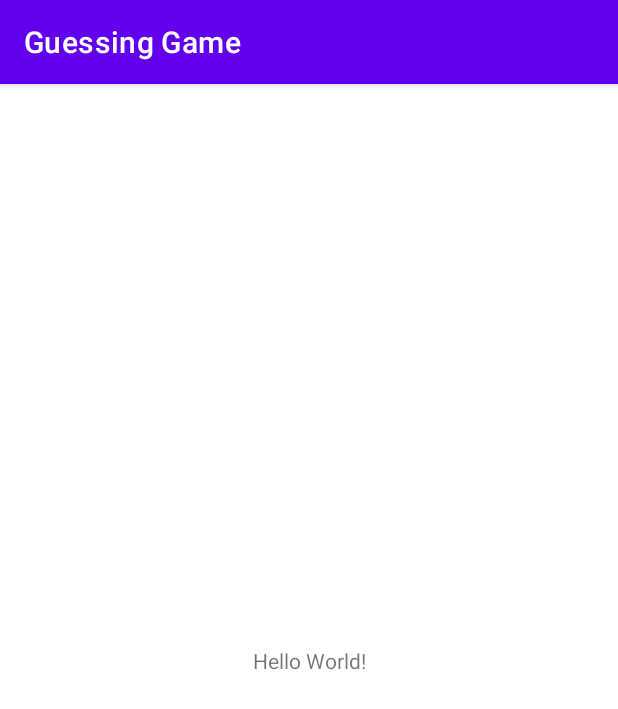
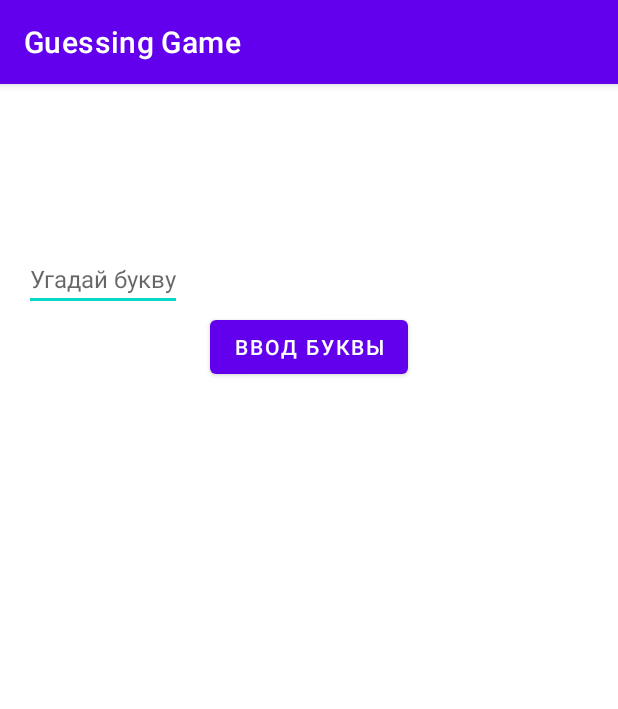
Before and after one commit to Greg2089/GuessingGame, an Android app: the screen it shows after launch (MainActivity), on a phone screen of 412 x 824 dp. Shown: the top 709 px of the screen. Run offline under Robolectric (Android 15) with nearby library versions, the phone set to English and light mode, and no system bars.

Commit message:
1) Готов макет для GameFragment и создан nav_graph

```diff
--- /dev/null
+++ b/app/src/main/java/com/hfad/guessinggame/GameFragment.kt
@@ -0,0 +1,29 @@
+package com.hfad.guessinggame
+
+import android.os.Bundle
+import androidx.fragment.app.Fragment
+import android.view.LayoutInflater
+import android.view.View
+import android.view.ViewGroup
+import com.hfad.guessinggame.databinding.FragmentGameBinding
+
+
+class GameFragment : Fragment() {
+    /*Объявил _binding и свойство binding.
+    * Получаем доступ к _binding, используя свойство привязки.
+    *  Если _binding не равен нулю, он возвращает _binding,
+    * если _binding равен нулю, попытка его использования вызывает null pointer exception*/
+    private var _binding: FragmentGameBinding? = null
+    private val binding get() = _binding!!
+
+    val words = listOf("Android", "Activity", "Fragment") //доступные для угадывания слова
+
+    override fun onCreateView(
+        inflater: LayoutInflater, container: ViewGroup?,
+        savedInstanceState: Bundle?
+    ): View? {
+
+        return inflater.inflate(R.layout.fragment_game, container, false)
+    }
+
+}
--- a/app/src/main/res/layout/activity_main.xml
+++ b/app/src/main/res/layout/activity_main.xml
@@ -1,18 +1,9 @@
 <?xml version="1.0" encoding="utf-8"?>
-<androidx.constraintlayout.widget.ConstraintLayout xmlns:android="http://schemas.android.com/apk/res/android"
+<androidx.fragment.app.FragmentContainerView xmlns:android="http://schemas.android.com/apk/res/android"
     xmlns:app="http://schemas.android.com/apk/res-auto"
-    xmlns:tools="http://schemas.android.com/tools"
+    android:id="@+id/nav_host_fragment"
+    android:name="androidx.navigation.fragment.NavHostFragment"
     android:layout_width="match_parent"
     android:layout_height="match_parent"
-    tools:context=".MainActivity">
-
-    <TextView
-        android:layout_width="wrap_content"
-        android:layout_height="wrap_content"
-        android:text="Hello World!"
-        app:layout_constraintBottom_toBottomOf="parent"
-        app:layout_constraintEnd_toEndOf="parent"
-        app:layout_constraintStart_toStartOf="parent"
-        app:layout_constraintTop_toTopOf="parent" />
-
-</androidx.constraintlayout.widget.ConstraintLayout>
+    app:defaulNavHost="true"
+    app:navGraph="@navigation/nav_graph" />
--- /dev/null
+++ b/app/src/main/res/layout/fragment_game.xml
@@ -0,0 +1,47 @@
+<?xml version="1.0" encoding="utf-8"?>
+<LinearLayout xmlns:android="http://schemas.android.com/apk/res/android"
+    xmlns:tools="http://schemas.android.com/tools"
+    android:layout_width="match_parent"
+    android:layout_height="match_parent"
+    android:orientation="vertical"
+    android:padding="16dp"
+    tools:context=".GameFragment">
+
+    <TextView
+        android:id="@+id/word"
+        android:layout_width="wrap_content"
+        android:layout_height="wrap_content"
+        android:layout_gravity="center"
+        android:letterSpacing="0.1"
+        android:textSize="36sp" />
+
+    <TextView
+        android:id="@+id/lives"
+        android:layout_width="wrap_content"
+        android:layout_height="wrap_content"
+        android:textSize="16sp" />
+
+    <TextView
+        android:id="@+id/incorrect_guesses"
+        android:layout_width="wrap_content"
+        android:layout_height="wrap_content"
+        android:textSize="16sp" />
+
+    <EditText
+        android:id="@+id/guess"
+        android:layout_width="wrap_content"
+        android:layout_height="wrap_content"
+        android:hint="@string/letter"
+        android:inputType="text"
+        android:maxLength="1"
+        android:textSize="16sp" />
+
+    <Button
+        android:id="@+id/guess_button"
+        android:layout_width="wrap_content"
+        android:layout_height="wrap_content"
+        android:layout_gravity="center"
+        android:text="@string/guess" />
+
+
+</LinearLayout>
--- /dev/null
+++ b/app/src/main/res/navigation/nav_graph.xml
@@ -0,0 +1,31 @@
+<?xml version="1.0" encoding="utf-8"?>
+<navigation xmlns:android="http://schemas.android.com/apk/res/android"
+    xmlns:app="http://schemas.android.com/apk/res-auto"
+    xmlns:tools="http://schemas.android.com/tools"
+    android:id="@+id/nav_graph"
+    app:startDestination="@id/gameFragment">
+
+    <fragment
+        android:id="@+id/gameFragment"
+        android:name="com.hfad.guessinggame.GameFragment"
+        android:label="fragment_game"
+        tools:layout="@layout/fragment_game">
+        <action
+            android:id="@+id/action_gameFragment_to_resultFragment"
+            app:destination="@id/resultFragment"
+            app:popUpTo="@id/gameFragment"
+            app:popUpToInclusive="true" />
+    </fragment>
+    <fragment
+        android:id="@+id/resultFragment"
+        android:name="com.hfad.guessinggame.ResultFragment"
+        android:label="fragment_result"
+        tools:layout="@layout/fragment_result">
+        <action
+            android:id="@+id/action_resultFragment_to_gameFragment"
+            app:destination="@id/gameFragment" />
+        <argument
+            android:name="result"
+            app:argType="string" />
+    </fragment>
+</navigation>
--- a/app/src/main/res/values/strings.xml
+++ b/app/src/main/res/values/strings.xml
@@ -1,3 +1,7 @@
 <resources>
     <string name="app_name">Guessing Game</string>
+    <!-- TODO: Remove or change this placeholder text -->
+    <string name="hello_blank_fragment">Hello blank fragment</string>
+    <string name="letter">Угадай букву</string>
+    <string name="guess">Ввод буквы</string>
 </resources>
```
Also changed, not shown: app/build.gradle (+11 -1 lines), app/src/main/java/com/hfad/guessinggame/ResultFragment.kt (added, +59 -0 lines), app/src/main/res/layout/fragment_result.xml (added, +14 -0 lines).
